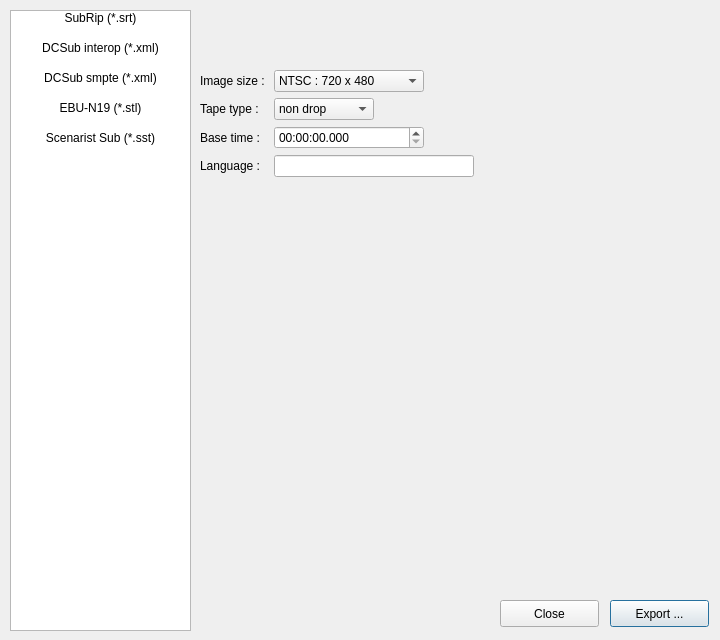
Above: subexportdialog.ui from liloneum/amapola before the change. Below: the same form after it.
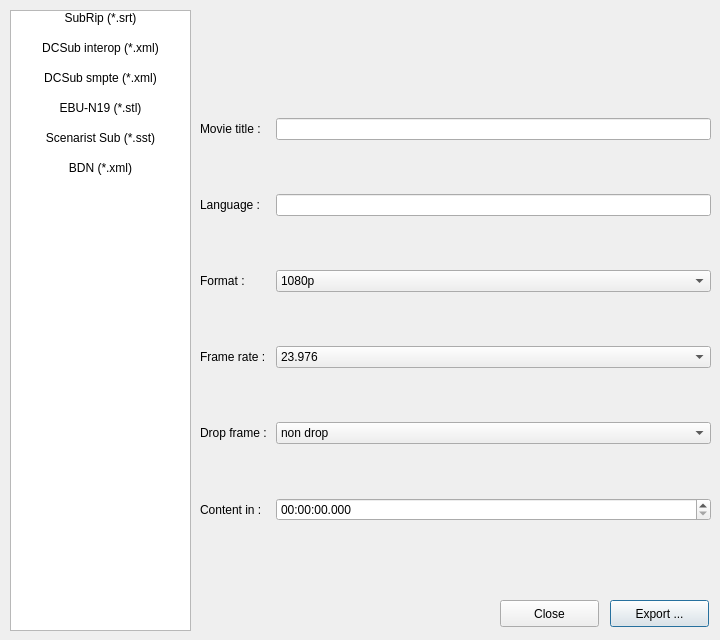
That is the form after the change.

Patch:
```diff
--- a/subexportdialog.ui
+++ b/subexportdialog.ui
@@ -89,6 +89,14 @@
      <set>AlignHCenter|AlignVCenter|AlignCenter</set>
     </property>
    </item>
+   <item>
+    <property name="text">
+     <string>BDN (*.xml)</string>
+    </property>
+    <property name="textAlignment">
+     <set>AlignHCenter|AlignVCenter|AlignCenter</set>
+    </property>
+   </item>
   </widget>
   <widget class="QPushButton" name="exportPushButton">
    <property name="geometry">
@@ -126,7 +134,7 @@
     </rect>
    </property>
    <property name="currentIndex">
-    <number>2</number>
+    <number>3</number>
    </property>
    <widget class="QWidget" name="page">
     <widget class="QWidget" name="gridLayoutWidget">
@@ -953,6 +961,183 @@
      </layout>
     </widget>
    </widget>
+   <widget class="QWidget" name="page_4">
+    <widget class="QWidget" name="gridLayoutWidget_4">
+     <property name="geometry">
+      <rect>
+       <x>10</x>
+       <y>10</y>
+       <width>511</width>
+       <height>501</height>
+      </rect>
+     </property>
+     <layout class="QGridLayout" name="gridLayout_4">
+      <item row="3" column="0">
+       <widget class="QLabel" name="frameRateLabel">
+        <property name="text">
+         <string>Frame rate : </string>
+        </property>
+       </widget>
+      </item>
+      <item row="3" column="1">
+       <widget class="QComboBox" name="frameRateComboBox">
+        <property name="currentIndex">
+         <number>0</number>
+        </property>
+        <item>
+         <property name="text">
+          <string>23.976</string>
+         </property>
+        </item>
+        <item>
+         <property name="text">
+          <string>24</string>
+         </property>
+        </item>
+        <item>
+         <property name="text">
+          <string>25</string>
+         </property>
+        </item>
+        <item>
+         <property name="text">
+          <string>29.97</string>
+         </property>
+        </item>
+        <item>
+         <property name="text">
+          <string>50</string>
+         </property>
+        </item>
+        <item>
+         <property name="text">
+          <string>59.94</string>
+         </property>
+        </item>
+       </widget>
+      </item>
+      <item row="2" column="1">
+       <widget class="QComboBox" name="sizeFormatcomboBox">
+        <property name="currentIndex">
+         <number>5</number>
+        </property>
+        <item>
+         <property name="text">
+          <string>480i</string>
+         </property>
+        </item>
+        <item>
+         <property name="text">
+          <string>480p</string>
+         </property>
+        </item>
+        <item>
+         <property name="text">
+          <string>576i</string>
+         </property>
+        </item>
+        <item>
+         <property name="text">
+          <string>720p</string>
+         </property>
+        </item>
+        <item>
+         <property name="text">
+          <string>1080i</string>
+         </property>
+        </item>
+        <item>
+         <property name="text">
+          <string>1080p</string>
+         </property>
+        </item>
+       </widget>
+      </item>
+      <item row="0" column="0">
+       <widget class="QLabel" name="movieTitleLabel2">
+        <property name="text">
+         <string>Movie title : </string>
+        </property>
+       </widget>
+      </item>
+      <item row="4" column="0">
+       <widget class="QLabel" name="dropFrameLabel">
+        <property name="text">
+         <string>Drop frame : </string>
+        </property>
+       </widget>
+      </item>
+      <item row="2" column="0">
+       <widget class="QLabel" name="sizeFormatlabel">
+        <property name="text">
+         <string>Format : </string>
+        </property>
+       </widget>
+      </item>
+      <item row="4" column="1">
+       <widget class="QComboBox" name="dropFrameComboBox">
+        <property name="currentIndex">
+         <number>1</number>
+        </property>
+        <item>
+         <property name="text">
+          <string>drop</string>
+         </property>
+        </item>
+        <item>
+         <property name="text">
+          <string>non drop</string>
+         </property>
+        </item>
+       </widget>
+      </item>
+      <item row="1" column="0">
+       <widget class="QLabel" name="languageLabel3">
+        <property name="text">
+         <string>Language : </string>
+        </property>
+       </widget>
+      </item>
+      <item row="0" column="1">
+       <widget class="QLineEdit" name="movieTitleLineEdit2">
+        <property name="text">
+         <string notr="true"/>
+        </property>
+       </widget>
+      </item>
+      <item row="1" column="1">
+       <widget class="QLineEdit" name="languageLineEdit3">
+        <property name="inputMask">
+         <string notr="true"/>
+        </property>
+        <property name="text">
+         <string notr="true"/>
+        </property>
+        <property name="maxLength">
+         <number>3</number>
+        </property>
+        <property name="frame">
+         <bool>true</bool>
+        </property>
+       </widget>
+      </item>
+      <item row="5" column="0">
+       <widget class="QLabel" name="contentInLabel">
+        <property name="text">
+         <string>Content in : </string>
+        </property>
+       </widget>
+      </item>
+      <item row="5" column="1">
+       <widget class="QTimeEdit" name="contentInTimeEdit">
+        <property name="displayFormat">
+         <string>HH:mm:ss.zzz</string>
+        </property>
+       </widget>
+      </item>
+     </layout>
+    </widget>
+   </widget>
   </widget>
   <widget class="QLabel" name="label">
    <property name="geometry">
```
